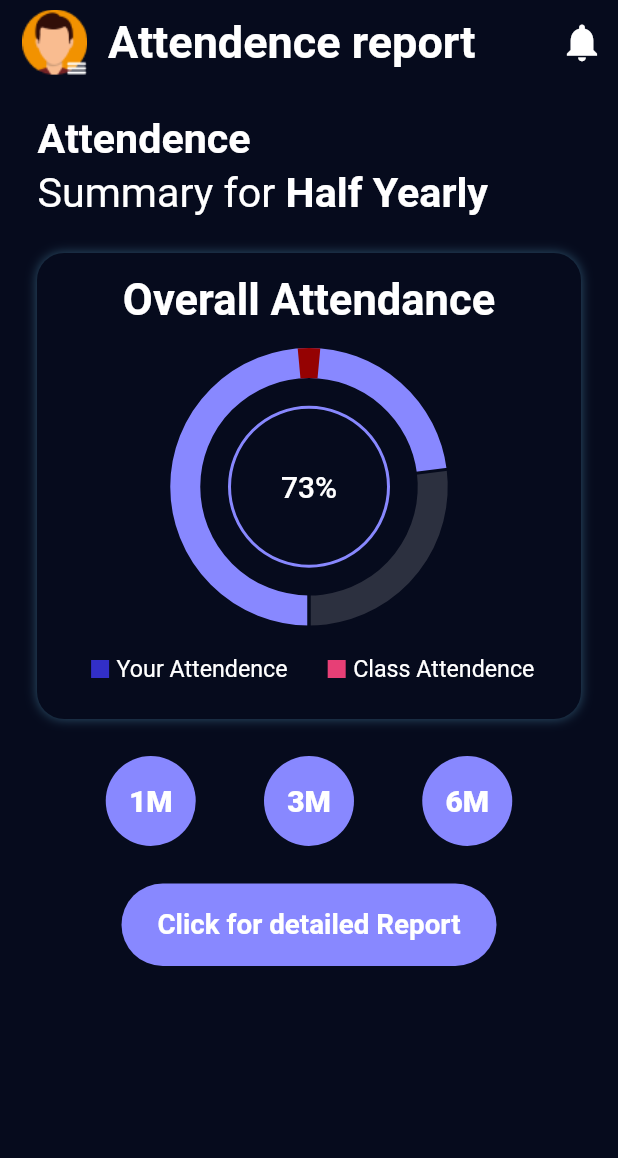
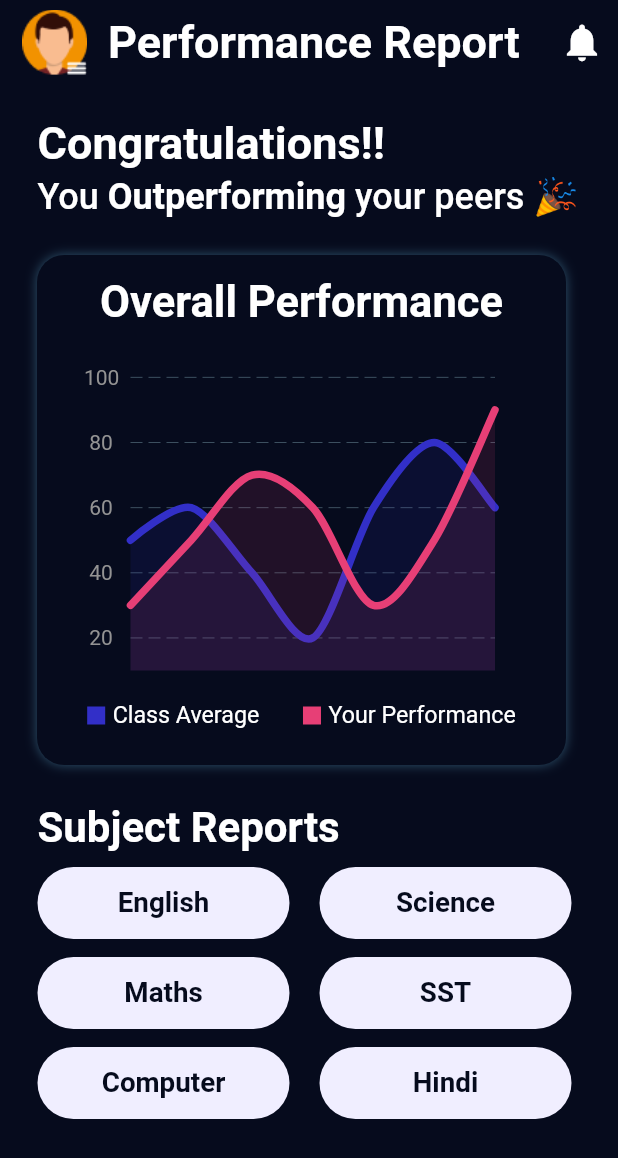
Before and after one commit to SohamXdas/School_ERP_Portal, a Flutter app: the screen it shows after launch, on a phone screen of 412 x 824 dp. Shown: the top 1158 px of the screen. Run offline on Flutter 3.47's test engine with Material 2 defaults, Android fonts, the phone set to English and light mode, and no system bars; drawn by our look-alikes of fl_chart; missing offline and left inert: dart:ffi.

Commit message:
~Permormnace report page UI compleated

```diff
--- a/lib/Global_widgets/buttons.dart
+++ b/lib/Global_widgets/buttons.dart
@@ -1,3 +1,5 @@
+import 'dart:ffi';
+
 import 'package:flutter/material.dart';
 
 //! button1
@@ -92,3 +94,77 @@ class Button3 extends StatelessWidget {
     );
   }
 }
+
+//!button4
+class Button4 extends StatelessWidget {
+  final String whichUnit;
+  final Color buttonColor;
+  final Color textColor;
+  const Button4({
+    super.key,
+    required this.whichUnit,
+    required this.buttonColor,
+    required this.textColor,
+  });
+
+  @override
+  Widget build(BuildContext context) {
+    return Container(
+      width: 60,
+      height: 60,
+      decoration: BoxDecoration(
+        color: buttonColor,
+        borderRadius: BorderRadius.circular(35),
+      ),
+      child: Center(
+        child: Text(
+          whichUnit,
+          style: TextStyle(
+            color: textColor,
+            fontSize: 20,
+            fontWeight: FontWeight.w900,
+          ),
+        ),
+      ),
+    );
+  }
+}
+
+//!button5
+class Button5 extends StatelessWidget {
+  final String txt;
+  final double height;
+  final double width;
+  final Color buttonColor;
+  final Color textColor;
+  const Button5({
+    super.key,
+    required this.txt,
+    required this.height,
+    required this.width,
+    required this.buttonColor,
+    required this.textColor,
+  });
+
+  @override
+  Widget build(BuildContext context) {
+    return Container(
+      height: height,
+      width: width,
+      decoration: BoxDecoration(
+        color: buttonColor,
+        borderRadius: BorderRadius.circular(66),
+      ),
+      child: Center(
+        child: Text(
+          txt,
+          style: TextStyle(
+            fontWeight: FontWeight.bold,
+            fontSize: 18.5,
+            color: textColor,
+          ),
+        ),
+      ),
+    );
+  }
+}
--- /dev/null
+++ b/lib/Preformance_report_page/detailed_performance_report_page.dart
@@ -0,0 +1,334 @@
+import 'package:flutter/material.dart';
+import 'package:student/Global_widgets/buttons.dart';
+import 'package:student/appbar_global/drawer.dart';
+import 'package:student/appbar_global/appbar.dart';
+import 'package:student/Global_widgets/graphs/performance_graphs.dart';
+import 'package:student/Global_widgets/graphs/syllabus_graph.dart';
+
+class PerformanceReportPage extends StatelessWidget {
+  const PerformanceReportPage({super.key});
+
+  @override
+  Widget build(BuildContext context) {
+    return Scaffold(
+      backgroundColor: const Color.fromRGBO(6, 11, 29, 1),
+      endDrawer: drawer(),
+      appBar: AppBar(
+        elevation: 0,
+        title: const Text(
+          'Performance Report',
+          style: TextStyle(fontSize: 30, fontWeight: FontWeight.w600),
+        ),
+        actions: [
+          IconButton(
+            onPressed: () {
+              // TODO: Go to notification page
+            },
+            icon: const Icon(
+              Icons.notifications,
+              size: 30,
+            ),
+          ),
+        ],
+        leading: Builder(
+          builder: (BuildContext context) {
+            return Padding(
+              padding: const EdgeInsets.only(left: 25, right: 8, top: 3),
+              child: IconButton(
+                icon: Transform.scale(
+                  scale: 6.2,
+                  child: Image.asset(
+                    'assets/images/icons/Drawer_icon.png',
+                  ),
+                ),
+                onPressed: () {
+                  Scaffold.of(context).openEndDrawer();
+                },
+              ),
+            );
+          },
+        ),
+      ),
+      body: ListView(
+        children: [
+          Padding(
+            padding: const EdgeInsets.only(left: 25, right: 20, top: 22),
+            child: Column(
+              crossAxisAlignment: CrossAxisAlignment.start,
+              children: [
+                const Padding(
+                  padding: EdgeInsets.only(bottom: 4),
+                  child: Text(
+                    'Congratulations!!',
+                    style: TextStyle(
+                      fontSize: 30,
+                      fontWeight: FontWeight.w700,
+                    ),
+                    textAlign: TextAlign.left,
+                  ),
+                ),
+                RichText(
+                  text: const TextSpan(
+                    text: 'You ',
+                    style: TextStyle(
+                      fontSize: 24,
+                      fontWeight: FontWeight.w500,
+                    ), // Style for the first part of the text
+                    children: <TextSpan>[
+                      TextSpan(
+                        text: 'Outperforming',
+                        style: TextStyle(
+                          fontWeight: FontWeight.bold,
+                          fontSize: 24, // Make this part bold
+                        ),
+                      ),
+                      TextSpan(
+                        text: ' your peers 🎉',
+                        style: TextStyle(
+                          fontSize: 24,
+                          fontWeight: FontWeight.w500,
+                        ), // Style for the rest of the text
+                      ),
+                    ],
+                  ),
+                ),
+                Padding(
+                  padding: const EdgeInsets.only(top: 25, right: 15),
+                  child: Container(
+                    decoration: BoxDecoration(
+                      borderRadius: BorderRadius.circular(18),
+                      boxShadow: const [
+                        BoxShadow(
+                          color: Color.fromRGBO(121, 216, 255, 0.35),
+                          blurRadius: 6,
+                          spreadRadius: 0,
+                          blurStyle: BlurStyle.outer,
+                        )
+                      ],
+                    ),
+                    child: Card(
+                      elevation: 0,
+                      color: const Color.fromRGBO(6, 11, 29, 1),
+                      child: Column(
+                        children: [
+                          const Center(
+                            child: Padding(
+                              padding: EdgeInsets.only(top: 10),
+                              child: Text(
+                                'Overall Performance',
+                                style: TextStyle(
+                                  fontSize: 29,
+                                  fontWeight: FontWeight.w600,
+                                ),
+                              ),
+                            ),
+                          ),
+                          Padding(
+                            padding: const EdgeInsets.only(right: 15),
+                            child: Container(
+                              child: preformance_overview_graph(),
+                            ),
+                          ),
+                          Padding(
+                            padding: const EdgeInsets.only(top: 20, bottom: 20),
+                            child: Row(
+                              mainAxisAlignment: MainAxisAlignment.spaceEvenly,
+                              children: [
+                                Container(
+                                  child: const Padding(
+                                    padding: EdgeInsets.only(left: 0),
+                                    child: Row(
+                                      children: [
+                                        SizedBox(
+                                          height: 12,
+                                          width: 12,
+                                          child: ColoredBox(
+                                            color: Color.fromRGBO(50, 47, 200, 1),
+                                          ),
+                                        ),
+                                        Padding(
+                                          padding: EdgeInsets.only(left: 5),
+                                          child: Text(
+                                            'Class Average',
+                                            style: TextStyle(
+                                              fontSize: 15.5,
+                                            ),
+                                          ),
+                                        ),
+                                      ],
+                                    ),
+                                  ),
+                                ),
+                                Container(
+                                  child: const Padding(
+                                    padding: EdgeInsets.only(right: 0),
+                                    child: Row(
+                                      children: [
+                                        SizedBox(
+                                          height: 12,
+                                          width: 12,
+                                          child: ColoredBox(
+                                            color: Color.fromRGBO(231, 63, 118, 1),
+                                          ),
+                                        ),
+                                        Padding(
+                                          padding: EdgeInsets.only(left: 5),
+                                          child: Text(
+                                            'Your Performance',
+                                            style: TextStyle(
+                                              fontSize: 15.5,
+                                            ),
+                                          ),
+                                        ),
+                                      ],
+                                    ),
+                                  ),
+                                ),
+                              ],
+                            ),
+                          )
+                        ],
+                      ),
+                    ),
+                  ),
+                ),
+                const Padding(
+                  padding: EdgeInsets.only(top: 25, bottom: 10),
+                  child: Column(
+                    crossAxisAlignment: CrossAxisAlignment.start,
+                    children: [
+                      Text(
+                        'Subject Reports',
+                        style: TextStyle(
+                          fontSize: 28,
+                          fontWeight: FontWeight.w700,
+                        ),
+                        textAlign: TextAlign.left,
+                      ),
+                    ],
+                  ),
+                ),
+                Column(
+                  mainAxisAlignment: MainAxisAlignment.center,
+                  children: [
+                    Row(
+                      children: [
+                        InkWell(
+                          splashColor: Color.fromARGB(204, 189, 189, 255),
+                          borderRadius: BorderRadius.circular(10),
+                          onTap: () {
+                            //TODO go to detailed marks page
+                          },
+                          child: const Button5(
+                            txt: 'English',
+                            height: 48,
+                            width: 168,
+                            buttonColor: Color.fromRGBO(240, 238, 255, 1),
+                            textColor: Color.fromRGBO(6, 11, 29, 1),
+                          ),
+                        ),
+                        SizedBox(
+                          width: 20,
+                        ),
+                        InkWell(
+                          splashColor: Color.fromARGB(204, 189, 189, 255),
+                          borderRadius: BorderRadius.circular(10),
+                          onTap: () {
+                            //TODO go to detailed marks page
+                          },
+                          child: const Button5(
+                            txt: 'Science',
+                            height: 48,
+                            width: 168,
+                            buttonColor: Color.fromRGBO(240, 238, 255, 1),
+                            textColor: Color.fromRGBO(6, 11, 29, 1),
+                          ),
+                        ),
+                      ],
+                    ),
+                    SizedBox(
+                      height: 12,
+                    ),
+                    Row(
+                      children: [
+                        InkWell(
+                          splashColor: Color.fromARGB(204, 189, 189, 255),
+                          borderRadius: BorderRadius.circular(10),
+                          onTap: () {
+                            //TODO go to detailed marks page
+                          },
+                          child: const Button5(
+                            txt: 'Maths',
+                            height: 48,
+                            width: 168,
+                            buttonColor: Color.fromRGBO(240, 238, 255, 1),
+                            textColor: Color.fromRGBO(6, 11, 29, 1),
+                          ),
+                        ),
+                        SizedBox(
+                          width: 20,
+                        ),
+                        InkWell(
+                          splashColor: Color.fromARGB(204, 189, 189, 255),
+                          borderRadius: BorderRadius.circular(10),
+                          onTap: () {
+                            //TODO go to detailed marks page
+                          },
+                          child: const Button5(
+                            txt: 'SST',
+                            height: 48,
+                            width: 168,
+                            buttonColor: Color.fromRGBO(240, 238, 255, 1),
+                            textColor: Color.fromRGBO(6, 11, 29, 1),
+                          ),
+                        ),
+                      ],
+                    ),
+                    SizedBox(
+                      height: 12,
+                    ),
+                    Row(
+                      children: [
+                        InkWell(
+                          splashColor: Color.fromARGB(204, 189, 189, 255),
+                          borderRadius: BorderRadius.circular(10),
+                          onTap: () {
+                            //TODO go to detailed marks page
+                          },
+                          child: const Button5(
+                            txt: 'Computer',
+                            height: 48,
+                            width: 168,
+                            buttonColor: Color.fromRGBO(240, 238, 255, 1),
+                            textColor: Color.fromRGBO(6, 11, 29, 1),
+                          ),
+                        ),
+                        SizedBox(
+                          width: 20,
+                        ),
+                        InkWell(
+                          splashColor: Color.fromARGB(204, 189, 189, 255),
+                          borderRadius: BorderRadius.circular(10),
+                          onTap: () {
+                            //TODO go to detailed marks page
+                          },
+                          child: const Button5(
+                            txt: 'Hindi',
+                            height: 48,
+                            width: 168,
+                            buttonColor: Color.fromRGBO(240, 238, 255, 1),
+                            textColor: Color.fromRGBO(6, 11, 29, 1),
+                          ),
+                        ),
+                      ],
+                    ),
+                  ],
+                )
+              ],
+            ),
+          ),
+        ],
+      ),
+    );
+  }
+}
--- a/lib/main.dart
+++ b/lib/main.dart
@@ -1,5 +1,6 @@
 import 'package:flutter/material.dart';
 import 'package:student/Home%20page/home_page.dart';
+import 'package:student/Preformance_report_page/detailed_performance_report_page.dart';
 import 'package:student/attendence_page/attendence_page.dart';
 
 void main() {
@@ -17,7 +18,7 @@ class MyApp extends StatelessWidget {
           backgroundColor: Color.fromRGBO(6, 11, 29, 1),
         ),
       ),
-      home: const AttendencePage(),
+      home: const PerformanceReportPage(),
     );
   }
 }
```
